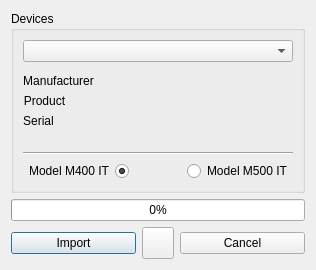
The window that res/ui/usb.ui (LazyT/obpm) describes before a commit, drawn with Qt 5.
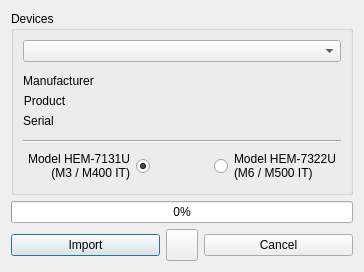
The same window after the commit. Icons and pictures are not drawn.

```diff
--- a/res/ui/usb.ui
+++ b/res/ui/usb.ui
@@ -6,8 +6,8 @@
    <rect>
     <x>0</x>
     <y>0</y>
-    <width>316</width>
-    <height>270</height>
+    <width>364</width>
+    <height>272</height>
    </rect>
   </property>
   <property name="windowTitle">
@@ -113,7 +113,8 @@
            <enum>Qt::RightToLeft</enum>
           </property>
           <property name="text">
-           <string>Model M400 IT</string>
+           <string>Model HEM-7131U
+(M3 / M400 IT)</string>
           </property>
           <property name="checked">
            <bool>true</bool>
@@ -139,7 +140,8 @@
            <string>choose device model</string>
           </property>
           <property name="text">
-           <string>Model M500 IT</string>
+           <string>Model HEM-7322U
+(M6 / M500 IT)</string>
           </property>
          </widget>
         </item>
```
Left out of the diff: 4 changed lines with no effect on the pictures.
